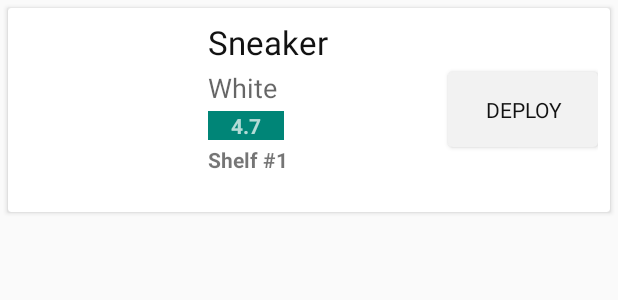
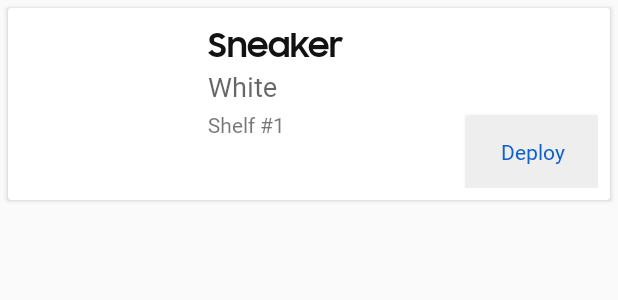
Before and after one commit to isaacmarcus/ShooShoeApp, an Android app: the layout list_item.xml on its own in the app's theme, with its tools: preview values and no code run, on a phone screen of 412 x 824 dp. Shown: the top 300 px of the screen. Run offline under Robolectric (Android 15) with nearby library versions, the phone set to English and light mode, and no system bars; network calls fail.

Commit message:
Added Pull to refresh, addedSamsung Fonts, Updated Aesthetics

```diff
--- /dev/null
+++ b/app/src/main/java/com/example/samsungshoeshoo/AsyncResponse.java
@@ -0,0 +1,5 @@
+package com.example.samsungshoeshoo;
+
+public interface AsyncResponse {
+    void processFinish(String output);
+}
--- a/app/src/main/res/layout/list_item.xml
+++ b/app/src/main/res/layout/list_item.xml
@@ -1,15 +1,17 @@
 <?xml version="1.0" encoding="utf-8"?>
 <LinearLayout xmlns:android="http://schemas.android.com/apk/res/android"
+    xmlns:app="http://schemas.android.com/apk/res-auto"
     android:layout_width="match_parent"
     android:layout_height="wrap_content"
     android:orientation="vertical">
 
     <android.support.v7.widget.CardView
         android:layout_width="fill_parent"
-        android:layout_height="wrap_content"
+        android:layout_height="128dp"
         android:layout_margin="5dp">
 
         <RelativeLayout
+            android:id="@+id/rLayout"
             android:layout_width="fill_parent"
             android:layout_height="wrap_content"
             android:padding="8dp">
@@ -27,9 +29,11 @@
                 android:layout_height="wrap_content"
                 android:layout_marginLeft="5dp"
                 android:layout_toRightOf="@id/imageView"
+                android:fontFamily="@font/samsungsharpsansbold"
                 android:text="Sneaker"
                 android:textAppearance="@style/Base.TextAppearance.AppCompat.Large"
-                android:textColor="#121212" />
+                android:textColor="#121212"
+                app:fontFamily="@font/samsungsharpsansbold" />
 
             <TextView
                 android:id="@+id/textViewColour"
@@ -37,50 +41,37 @@
                 android:layout_height="wrap_content"
                 android:layout_below="@id/textViewType"
                 android:layout_marginLeft="5dp"
-                android:layout_marginTop="3dp"
+                android:layout_marginTop="0dp"
                 android:layout_toRightOf="@id/imageView"
+                android:fontFamily="@font/samsungone400"
                 android:text="White"
-                android:textAppearance="@style/Base.TextAppearance.AppCompat.Medium" />
+                android:textAppearance="@style/Base.TextAppearance.AppCompat.Medium"
+                app:fontFamily="@font/samsungone700" />
 
             <TextView
-                android:id="@+id/textViewFreq"
+                android:id="@+id/textViewShelfId"
                 android:layout_width="wrap_content"
                 android:layout_height="wrap_content"
                 android:layout_below="@id/textViewColour"
                 android:layout_marginLeft="5dp"
                 android:layout_marginTop="3dp"
                 android:layout_toRightOf="@id/imageView"
-                android:background="@color/colorPrimary"
-                android:paddingLeft="15dp"
-                android:paddingRight="15dp"
-                android:text="4.7"
-                android:textAppearance="@style/Base.TextAppearance.AppCompat.Small.Inverse"
-                android:textStyle="bold" />
-
-            <TextView
-                android:id="@+id/textViewShelfId"
-                android:layout_width="wrap_content"
-                android:layout_height="wrap_content"
-                android:layout_below="@id/textViewFreq"
-                android:layout_marginLeft="5dp"
-                android:layout_marginTop="3dp"
-                android:layout_toRightOf="@id/imageView"
+                android:fontFamily="@font/samsungone400"
                 android:text="Shelf #1"
-                android:textAppearance="@style/Base.TextAppearance.AppCompat.Small"
-                android:textStyle="bold" />
+                android:textStyle="normal"
+                app:fontFamily="@font/samsungone400" />
 
             <Button
                 android:id="@+id/deployButton"
                 android:layout_width="wrap_content"
                 android:layout_height="wrap_content"
                 android:layout_alignParentRight="true"
-                android:layout_alignParentEnd="true"
-                android:layout_centerVertical="true"
-                android:textColor="#121212"
+                android:layout_alignParentBottom="true"
+                android:background="#EEEEEE"
+                android:fontFamily="@font/samsungone700"
+                android:text="Deploy"
                 android:textAppearance="@style/Base.TextAppearance.AppCompat.Small"
-                android:background="@drawable/buttonshape"
-                android:text="DEPLOY"
-                 />
+                android:textColor="#0F60CB" />
 
         </RelativeLayout>
 
--- a/app/src/main/res/values/strings.xml
+++ b/app/src/main/res/values/strings.xml
@@ -1,5 +1,5 @@
 <resources>
-    <string name="app_name">SamsungShoeShoo</string>
+    <string name="app_name"></string>
     <string name="navigation_drawer_open">Open navigation drawer</string>
     <string name="navigation_drawer_close">Close navigation drawer</string>
     <string name="nav_header_title">Samsung Shoe Shoo</string>
```
Also changed, not shown: app/src/main/java/com/example/samsungshoeshoo/MainActivity.java (+73 -15 lines), app/src/main/java/com/example/samsungshoeshoo/MyAdapter.java (+17 -7 lines), app/src/main/java/com/example/samsungshoeshoo/SendDeviceDetails.java (+12 -1 lines), app/src/main/res/layout/content_main.xml (+8 -7 lines), app/src/main/res/font/samsungsharpsansbold.ttf (added), 2 other files.
